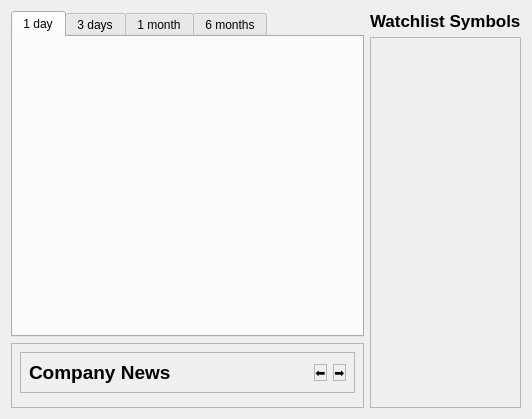
Above: src/gui/homepage.ui from guruprerana/trading-platform-pp before the change. Below: the same form after it.
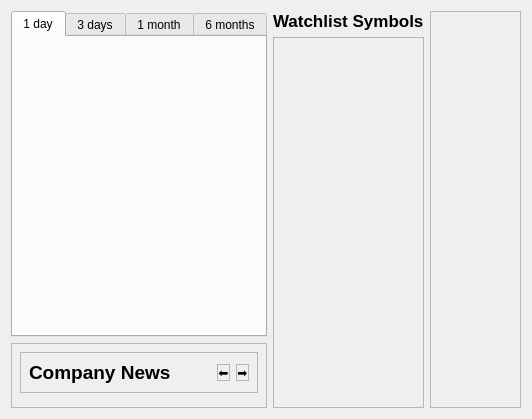
That is the form after the change.

Commit message: added layout for watchlist summary display on homepage

Diff of the .ui file:
```diff
--- a/src/gui/homepage.ui
+++ b/src/gui/homepage.ui
@@ -170,6 +170,58 @@
      </item>
     </layout>
    </item>
+   <item>
+    <widget class="QScrollArea" name="scrollArea">
+     <property name="sizePolicy">
+      <sizepolicy hsizetype="Expanding" vsizetype="Expanding">
+       <horstretch>0</horstretch>
+       <verstretch>0</verstretch>
+      </sizepolicy>
+     </property>
+     <property name="maximumSize">
+      <size>
+       <width>300</width>
+       <height>16777215</height>
+      </size>
+     </property>
+     <property name="widgetResizable">
+      <bool>true</bool>
+     </property>
+     <widget class="QWidget" name="scrollAreaWidgetContents">
+      <property name="geometry">
+       <rect>
+        <x>0</x>
+        <y>0</y>
+        <width>89</width>
+        <height>399</height>
+       </rect>
+      </property>
+      <property name="sizePolicy">
+       <sizepolicy hsizetype="Expanding" vsizetype="Expanding">
+        <horstretch>0</horstretch>
+        <verstretch>0</verstretch>
+       </sizepolicy>
+      </property>
+      <property name="maximumSize">
+       <size>
+        <width>300</width>
+        <height>16777215</height>
+       </size>
+      </property>
+      <widget class="QWidget" name="verticalLayoutWidget">
+       <property name="geometry">
+        <rect>
+         <x>50</x>
+         <y>0</y>
+         <width>2</width>
+         <height>401</height>
+        </rect>
+       </property>
+       <layout class="QVBoxLayout" name="watchlistSummaryDisplayLayout"/>
+      </widget>
+     </widget>
+    </widget>
+   </item>
   </layout>
  </widget>
  <resources/>
```
